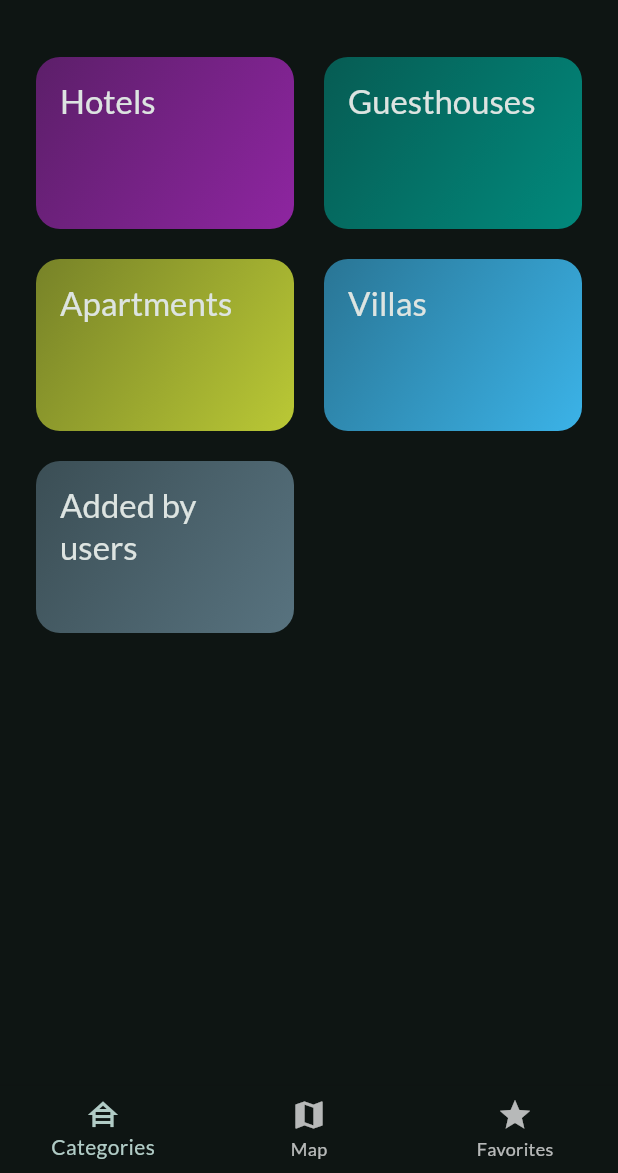
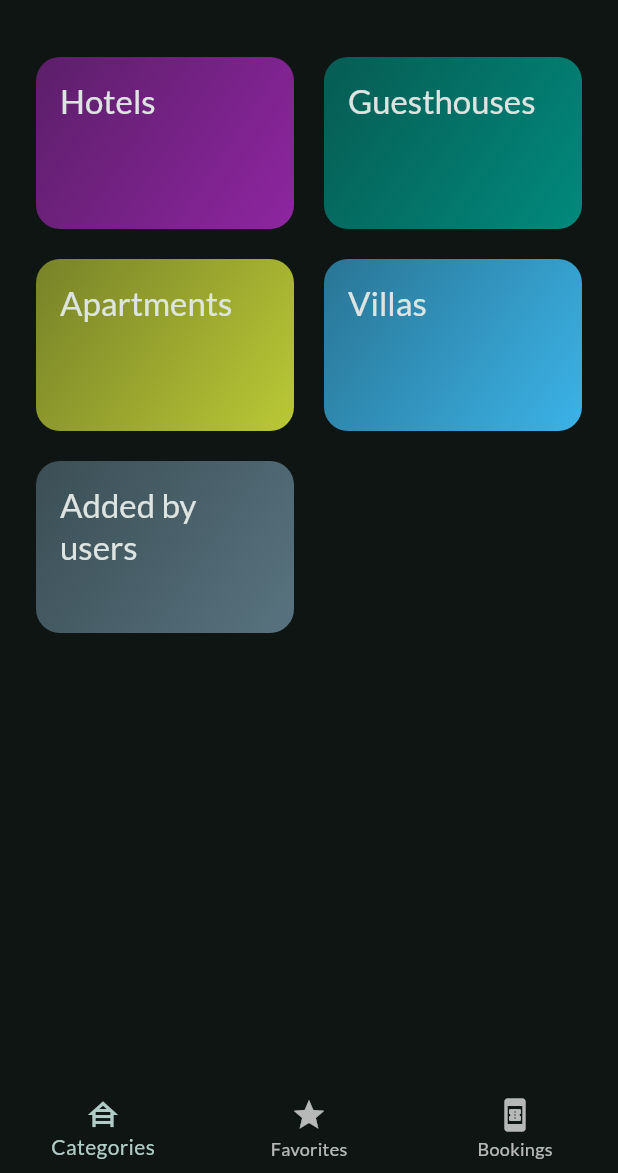
Before and after one commit to marinasimionescu21/Mobile-booking-app, a Flutter app: the screen it shows once a user with an empty profile is signed in, on a phone screen of 412 x 824 dp, the part 63-1236 px from its top. Run offline on Flutter 3.47's test engine with Material 2 defaults, Android fonts, the light colour scheme and no system bars; our stand-ins replace cloud_firestore, firebase_auth, firebase_core, firebase_messaging, firebase_storage, flutter_riverpod and 8 more; missing offline and left inert: agora_rtc_engine; accounts and stored records are empty.

Commit message:
all done

```diff
--- a/lib/newPlaces/screens/add_place.dart
+++ b/lib/newPlaces/screens/add_place.dart
@@ -78,7 +78,7 @@ class _AddPlaceScreenState extends ConsumerState<AddPlaceScreen> {
             ),
             const SizedBox(height: 10),
             LocationInput(
-              onSelectPlace: (location) {
+              onSelectLocation: (location) {
                 _selectedLocation = location;
               },
             ),
--- a/lib/screen/tabs.dart
+++ b/lib/screen/tabs.dart
@@ -2,6 +2,7 @@
 
 import 'package:flutter/material.dart';
 import 'package:licenta_app/newPlaces/screens/places.dart';
+import 'package:licenta_app/provider/booked_provider.dart';
 import 'package:licenta_app/screen/categories.dart';
 import 'package:licenta_app/screen/filters.dart';
 import 'package:licenta_app/screen/hotels.dart';
@@ -11,6 +12,7 @@ import 'package:licenta_app/provider/favorites_provider.dart';
 
 import '../chattapp/screens/chat.dart';
 import '../map/screens/current_location_screen.dart';
+import '../models/hotels.dart';
 import '../provider/filters_provider.dart';
 import '../videocall/pages/index.dart';
 import '../widgets/profile.dart';
@@ -20,6 +22,9 @@ const kInitialFilters = {
   Filter.pricy: false,
   Filter.luxurious: false,
 };
+
+List<Hotels> hotelsBooked = [];
+double total = 0;
 
 class TabsScreen extends ConsumerStatefulWidget {
   const TabsScreen({super.key});
@@ -31,12 +36,28 @@ class TabsScreen extends ConsumerStatefulWidget {
 }
 
 class _TabsScreenState extends ConsumerState<TabsScreen> {
+  DateTimeRange dateTimeRange = DateTimeRange(
+      start: DateTime.now().subtract(const Duration(days: 1)),
+      end: DateTime.now());
+
   int _selectedPageIndex = 0;
-
   void _selectPage(int index) {
     setState(() {
       _selectedPageIndex = index;
     });
+  }
+
+  Future pickDateRange() async {
+    DateTimeRange? newDateRange = await showDateRangePicker(
+      context: context,
+      initialDateRange: dateTimeRange,
+      firstDate: DateTime(1900),
+      lastDate: DateTime(2100),
+    );
+
+    if (newDateRange == null) return;
+
+    setState(() => dateTimeRange = newDateRange);
   }
 
   void _setScreen(String identifier) async {
@@ -63,10 +84,18 @@ class _TabsScreenState extends ConsumerState<TabsScreen> {
       await Navigator.of(context)
           .push(MaterialPageRoute(builder: (ctx) => const ProfileScreen()));
     }
+    if (identifier == 'map') {
+      await Navigator.of(context).push(
+          MaterialPageRoute(builder: (ctx) => const CurrentLocationScreen()));
+    }
   }
 
   @override
   Widget build(BuildContext context) {
+    final start = dateTimeRange.start;
+    final end = dateTimeRange.end;
+    double totalPrice = 0;
+
     final availableHottels = ref.watch(filteredHotelsProvider);
     Widget activePage = CategoriesScreen(
       availableHotels: availableHottels,
@@ -74,16 +103,88 @@ class _TabsScreenState extends ConsumerState<TabsScreen> {
     var activePageTitle = 'Categories';
 
     if (_selectedPageIndex == 1) {
-      activePage = const CurrentLocationScreen();
-      activePageTitle = 'Map';
-    }
-
-    if (_selectedPageIndex == 2) {
       final favoriteHotels = ref.watch(favoritesHotelProvider);
       activePage = HotelsScreen(
         hotels: favoriteHotels,
       );
       activePageTitle = 'Favorites';
+    }
+
+    if (_selectedPageIndex == 2) {
+      final bookedHotels = ref.watch(bookedsHotelProvider);
+      activePage = HotelsScreen(
+        hotels: bookedHotels,
+      );
+      activePageTitle = 'Bookings';
+
+      double returnTotalPrice() {
+        var element = bookedHotels.first;
+        totalPrice = (element.price * dateTimeRange.duration.inDays);
+        total = totalPrice;
+        setState(() {});
+
+        return total;
+      }
+
+      return Scaffold(
+        appBar: AppBar(
+          title: Text(activePageTitle),
+          actions: [
+            IconButton(
+                icon: const Icon(Icons.done),
+                onPressed: () {
+                  hotelsBooked.add(bookedHotels.first);
+                  bookedHotels.clear();
+                  setState(() {});
+                  total = 0;
+                }),
+            IconButton(
+                icon: const Icon(Icons.account_balance_wallet_outlined),
+                onPressed: returnTotalPrice),
+          ],
+        ),
+        drawer: MainDrawer(onSelectedScreen: _setScreen),
+        body: Stack(children: [
+          activePage,
+          Positioned(
+            bottom: 75,
+            left: 0,
+            right: 0,
+            child: Text('Total price $total',
+                style: const TextStyle(fontSize: 20, color: Colors.blueGrey)),
+          ),
+          Positioned(
+              bottom: 20,
+              left: 0,
+              right: 0,
+              child: Row(
+                children: [
+                  Expanded(
+                    child: ElevatedButton(
+                        onPressed: pickDateRange,
+                        child:
+                            Text('${start.day}/${start.month}/${start.year}')),
+                  ),
+                  const SizedBox(width: 12),
+                  Expanded(
+                    child: ElevatedButton(
+                        onPressed: pickDateRange,
+                        child: Text('${end.day}/${end.month}/${end.year}')),
+                  ),
+                ],
+              ))
+        ]),
+        bottomNavigationBar: BottomNavigationBar(
+          onTap: _selectPage,
+          items: const [
+            BottomNavigationBarItem(
+                icon: Icon(Icons.house_siding), label: 'Categories'),
+            BottomNavigationBarItem(icon: Icon(Icons.star), label: 'Favorites'),
+            BottomNavigationBarItem(
+                icon: Icon(Icons.book_online), label: 'Bookings'),
+          ],
+        ),
+      );
     }
 
     return Scaffold(
@@ -97,8 +198,9 @@ class _TabsScreenState extends ConsumerState<TabsScreen> {
         items: const [
           BottomNavigationBarItem(
               icon: Icon(Icons.house_siding), label: 'Categories'),
-          BottomNavigationBarItem(icon: Icon(Icons.map), label: 'Map'),
           BottomNavigationBarItem(icon: Icon(Icons.star), label: 'Favorites'),
+          BottomNavigationBarItem(
+              icon: Icon(Icons.book_online), label: 'Bookings'),
         ],
       ),
     );
--- a/lib/widgets/profile.dart
+++ b/lib/widgets/profile.dart
@@ -1,6 +1,9 @@
 import 'package:firebase_auth/firebase_auth.dart';
 import 'package:flutter/material.dart';
 import 'package:flutter_riverpod/flutter_riverpod.dart';
+import 'package:licenta_app/screen/hotels.dart';
+
+import '../screen/tabs.dart';
 
 class ProfileScreen extends ConsumerStatefulWidget {
   const ProfileScreen({super.key});
@@ -13,6 +16,18 @@ class ProfileScreen extends ConsumerStatefulWidget {
 
 class _ProfileScreenState extends ConsumerState<ProfileScreen> {
   final currentUser = FirebaseAuth.instance.currentUser!;
+
+  void _setScreen() async {
+    await Navigator.of(context).push(MaterialPageRoute(
+        builder: (ctx) => Scaffold(
+              appBar: AppBar(
+                title: const Text('Your bookings'),
+              ),
+              body: HotelsScreen(
+                hotels: hotelsBooked,
+              ),
+            )));
+  }
 
   @override
   Widget build(BuildContext context) {
@@ -55,6 +70,7 @@ class _ProfileScreenState extends ConsumerState<ProfileScreen> {
           textAlign: TextAlign.center,
         ),
         const SizedBox(height: 50),
+        TextButton(onPressed: _setScreen, child: const Text('Your bookings'))
       ]),
     );
   }
--- a/pubspec.yaml
+++ b/pubspec.yaml
@@ -58,6 +58,7 @@ dependencies:
   awesome_snackbar_content: ^0.1.1
   agora_rtc_engine: ^5.2.0
   permission_handler: ^8.2.4
+  provider: ^6.0.5
 
 dev_dependencies:
   flutter_test:
```
Also changed, not shown: lib/newPlaces/widgets/location_input.dart (+73 -63 lines), lib/provider/booked_provider.dart (added, +24 -0 lines), lib/screen/hotel_details.dart (+20 -1 lines), lib/widgets/main_drawer.dart (+17 -0 lines), pubspec.lock.
